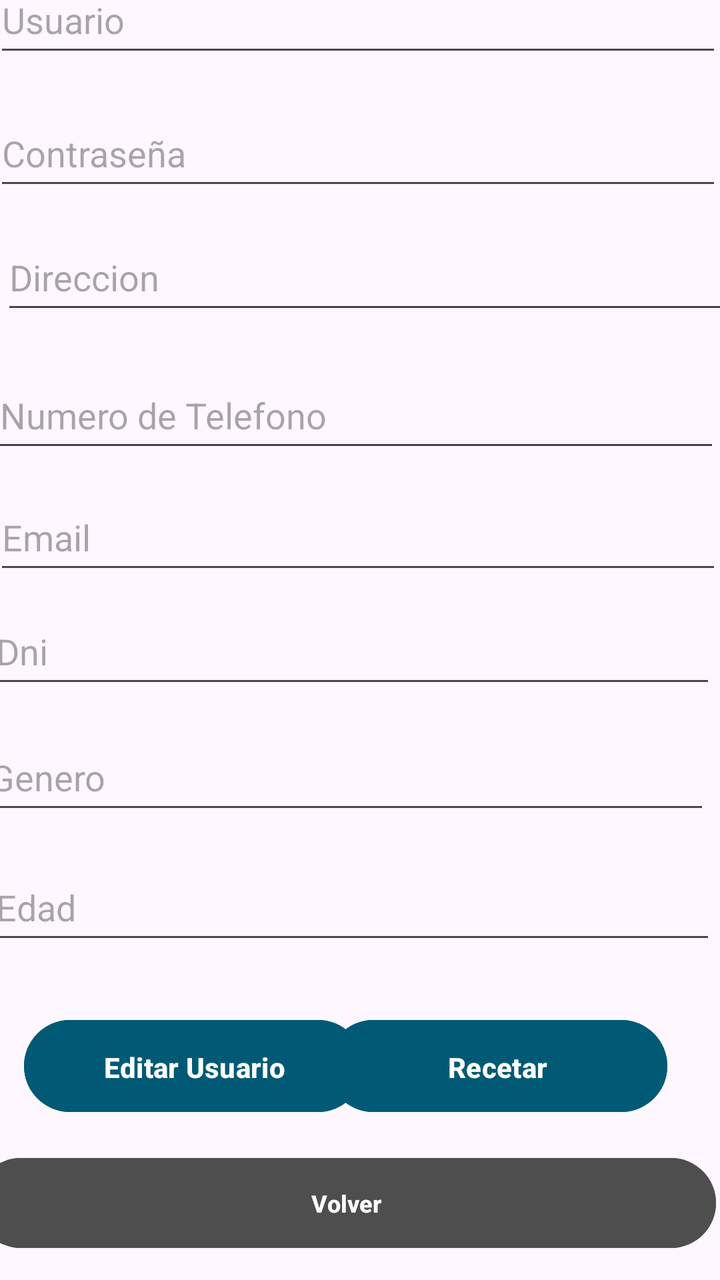
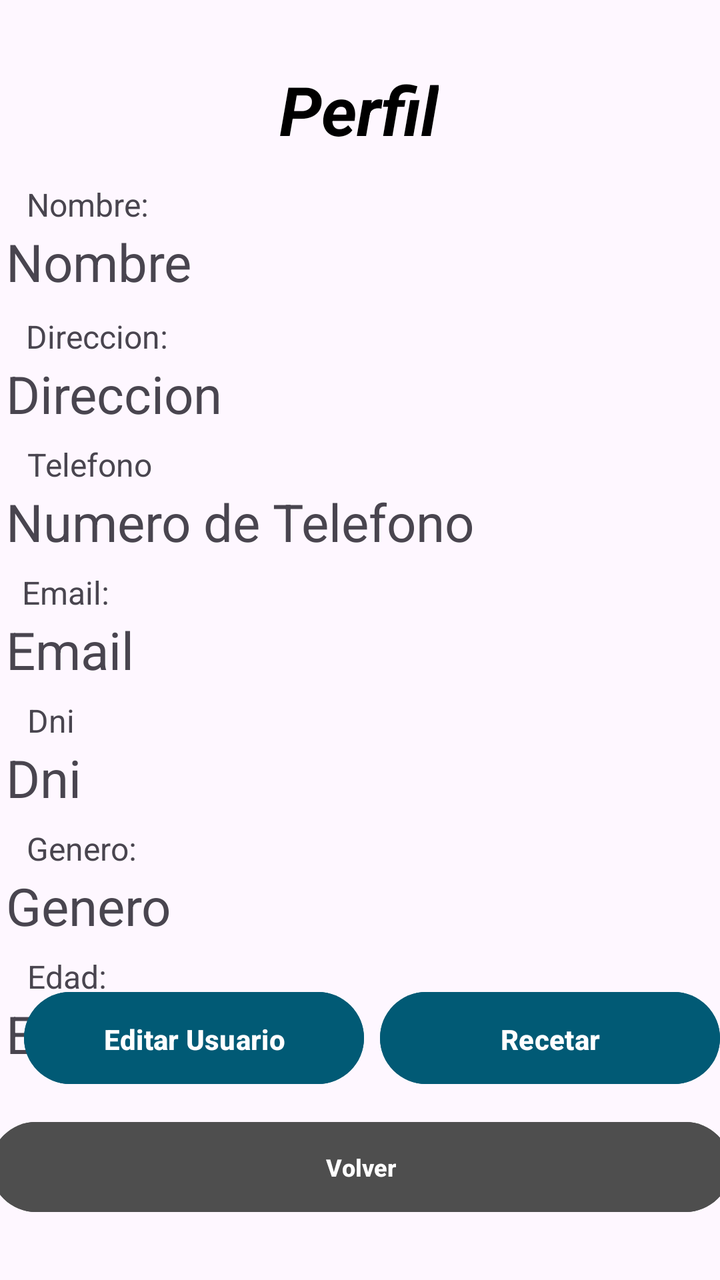

Compare the two renders of this Android layout. The source of the first and the diff that turns it into the second are given below.
<!-- AndroidManifest.xml: application theme Theme.MobilesVC -->
<!-- res/layout/user_view.xml -->
<?xml version="1.0" encoding="utf-8"?>
<androidx.constraintlayout.widget.ConstraintLayout xmlns:android="http://schemas.android.com/apk/res/android"
    xmlns:app="http://schemas.android.com/apk/res-auto"
    xmlns:tools="http://schemas.android.com/tools"
    android:layout_width="match_parent"
    android:layout_height="match_parent">

    <androidx.constraintlayout.widget.ConstraintLayout
        android:layout_width="match_parent"
        android:layout_height="match_parent">

        <Button
            android:id="@+id/vRecetar"
            android:layout_width="170dp"
            android:layout_height="54dp"
            android:layout_marginBottom="80dp"
            android:backgroundTint="#015A75"
            android:paddingVertical="14dp"
            android:text="Recetar"
            android:textStyle="bold"
            app:layout_constraintBottom_toBottomOf="parent"
            app:layout_constraintEnd_toEndOf="parent"
            app:layout_constraintHorizontal_bias="0.862"
            app:layout_constraintStart_toStartOf="parent" />

        <Button
            android:id="@+id/vToEditUsuario"
            android:layout_width="170dp"
            android:layout_height="54dp"
            android:layout_marginBottom="80dp"
            android:backgroundTint="#015A75"
            android:paddingVertical="14dp"
            android:text="Editar Usuario"
            android:textStyle="bold"
            app:layout_constraintBottom_toBottomOf="parent"
            app:layout_constraintEnd_toEndOf="parent"
            app:layout_constraintHorizontal_bias="0.064"
            app:layout_constraintStart_toStartOf="parent" />

        <com.google.android.material.textfield.TextInputEditText
            android:id="@+id/vGenero"
            android:layout_width="364dp"
            android:layout_height="50dp"
            android:layout_marginStart="16dp"
            android:layout_marginEnd="31dp"
            android:layout_marginBottom="15dp"
            android:clickable="false"
            android:hint="Genero"
            app:layout_constraintBottom_toTopOf="@+id/vEdad"
            app:layout_constraintEnd_toEndOf="parent"
            app:layout_constraintStart_toStartOf="parent" />

        <com.google.android.material.textfield.TextInputEditText
            android:id="@+id/vEdad"
            android:layout_width="364dp"
            android:layout_height="50dp"
            android:layout_marginStart="19dp"
            android:layout_marginEnd="28dp"
            android:layout_marginBottom="29dp"
            android:clickable="false"
            android:hint="Edad"
            app:layout_constraintBottom_toTopOf="@+id/vToEditUsuario"
            app:layout_constraintEnd_toEndOf="parent"
            app:layout_constraintStart_toStartOf="parent" />

        <TextView
            android:id="@+id/textView6"
            android:layout_width="wrap_content"
            android:layout_height="wrap_content"
            android:layout_marginStart="174dp"
            android:layout_marginTop="32dp"
            android:layout_marginEnd="175dp"
            android:layout_marginBottom="32dp"
            android:fontFamily="sans-serif"
            android:text="Perfil"
            android:textColor="#000000"
            android:textStyle="bold|italic"
            app:layout_constraintBottom_toTopOf="@+id/vNombre"
            app:layout_constraintEnd_toEndOf="parent"
            app:layout_constraintStart_toStartOf="parent"
            app:layout_constraintTop_toTopOf="parent"
            tools:textSize="26sp" />

        <Button
            android:id="@+id/vVolverPerfil"
            android:layout_width="370dp"
            android:layout_height="53dp"
            android:layout_marginHorizontal="24dp"
            android:layout_marginStart="13dp"
            android:layout_marginTop="19dp"
            android:layout_marginEnd="28dp"
            android:layout_marginBottom="16dp"
            android:backgroundTint="#4E4E4E"
            android:paddingVertical="10dp"
            android:text="Volver"
            android:textSize="12sp"
            android:textStyle="bold"
            android:visibility="visible"
            app:layout_constraintBottom_toBottomOf="parent"
            app:layout_constraintEnd_toEndOf="parent"
            app:layout_constraintStart_toStartOf="parent"
            app:layout_constraintTop_toBottomOf="@+id/vToEditUsuario" />

        <com.google.android.material.textfield.TextInputEditText
            android:id="@+id/vNombre"
            android:layout_width="364dp"
            android:layout_height="50dp"
            android:layout_marginStart="22dp"
            android:layout_marginEnd="25dp"
            android:layout_marginBottom="17dp"
            android:clickable="false"
            android:hint="Usuario"
            app:layout_constraintBottom_toTopOf="@+id/vPassword"
            app:layout_constraintEnd_toEndOf="parent"
            app:layout_constraintStart_toStartOf="parent" />

        <com.google.android.material.textfield.TextInputEditText
            android:id="@+id/vPassword"
            android:layout_width="364dp"
            android:layout_height="50dp"
            android:layout_marginStart="22dp"
            android:layout_marginEnd="25dp"
            android:layout_marginBottom="12dp"
            android:clickable="false"
            android:hint="Contraseña"
            app:layout_constraintBottom_toTopOf="@+id/vDireccion"
            app:layout_constraintEnd_toEndOf="parent"
            app:layout_constraintStart_toStartOf="parent" />

        <com.google.android.material.textfield.TextInputEditText
            android:id="@+id/vDireccion"
            android:layout_width="364dp"
            android:layout_height="50dp"
            android:layout_marginStart="26dp"
            android:layout_marginEnd="21dp"
            android:layout_marginBottom="19dp"
            android:clickable="false"
            android:hint="Direccion"
            app:layout_constraintBottom_toTopOf="@+id/vTelefono"
            app:layout_constraintEnd_toEndOf="parent"
            app:layout_constraintStart_toStartOf="parent" />

        <com.google.android.material.textfield.TextInputEditText
            android:id="@+id/vTelefono"
            android:layout_width="364dp"
            android:layout_height="50dp"
            android:layout_marginStart="21dp"
            android:layout_marginEnd="26dp"
            android:layout_marginBottom="11dp"
            android:clickable="false"
            android:hint="Numero de Telefono"
            app:layout_constraintBottom_toTopOf="@+id/vEmail"
            app:layout_constraintEnd_toEndOf="parent"
            app:layout_constraintStart_toStartOf="parent" />

        <com.google.android.material.textfield.TextInputEditText
            android:id="@+id/vEmail"
            android:layout_width="364dp"
            android:layout_height="50dp"
            android:layout_marginStart="22dp"
            android:layout_marginEnd="25dp"
            android:layout_marginBottom="7dp"
            android:clickable="false"
            android:hint="Email"
            app:layout_constraintBottom_toTopOf="@+id/vDni"
            app:layout_constraintEnd_toEndOf="parent"
            app:layout_constraintStart_toStartOf="parent" />

        <com.google.android.material.textfield.TextInputEditText
            android:id="@+id/vDni"
            android:layout_width="364dp"
            android:layout_height="50dp"
            android:layout_marginStart="19dp"
            android:layout_marginEnd="28dp"
            android:layout_marginBottom="13dp"
            android:clickable="false"
            android:hint="Dni"
            app:layout_constraintBottom_toTopOf="@+id/vGenero"
            app:layout_constraintEnd_toEndOf="parent"
            app:layout_constraintStart_toStartOf="parent" />
    </androidx.constraintlayout.widget.ConstraintLayout>

</androidx.constraintlayout.widget.ConstraintLayout>
<!-- resources referenced by this layout -->
<resources>
  <style name="Theme.MobilesVC" parent="Base.Theme.MobilesVC" />
  <style name="Base.Theme.MobilesVC" parent="Theme.Material3.DayNight.NoActionBar">
          
          
      </style>
</resources>

<!-- the commit's change to res/layout/user_view.xml (unified diff, before → after) -->
@@ -7,60 +7,114 @@
 
     <androidx.constraintlayout.widget.ConstraintLayout
         android:layout_width="match_parent"
-        android:layout_height="match_parent">
+        android:layout_height="match_parent"
+        tools:layout_editor_absoluteX="-40dp"
+        tools:layout_editor_absoluteY="0dp">
+
+        <TextView
+            android:id="@+id/vEdad"
+            android:layout_width="364dp"
+            android:layout_height="50dp"
+            android:layout_marginStart="10dp"
+            android:layout_marginTop="14dp"
+            android:text="Edad"
+            android:textSize="26sp"
+            app:layout_constraintEnd_toEndOf="parent"
+            app:layout_constraintHorizontal_bias="0.5"
+            app:layout_constraintStart_toStartOf="parent"
+            app:layout_constraintTop_toBottomOf="@+id/vGenero" />
+
+        <TextView
+            android:id="@+id/vGenero"
+            android:layout_width="364dp"
+            android:layout_height="50dp"
+            android:layout_marginStart="10dp"
+            android:layout_marginTop="14dp"
+            android:text="Genero"
+            android:textSize="26sp"
+            app:layout_constraintEnd_toEndOf="parent"
+            app:layout_constraintHorizontal_bias="0.50"
+            app:layout_constraintStart_toStartOf="parent"
+            app:layout_constraintTop_toBottomOf="@+id/vDni" />
+
+        <TextView
+            android:id="@+id/vDni"
+            android:layout_width="364dp"
+            android:layout_height="50dp"
+            android:layout_marginStart="10dp"
+            android:layout_marginTop="14dp"
+            android:text="Dni"
+            android:textSize="26sp"
+            app:layout_constraintEnd_toEndOf="parent"
+            app:layout_constraintHorizontal_bias="0.50"
+            app:layout_constraintStart_toStartOf="parent"
+            app:layout_constraintTop_toBottomOf="@+id/vEmail" />
+
+        <TextView
+            android:id="@+id/vEmail"
+            android:layout_width="364dp"
+            android:layout_height="50dp"
+            android:layout_marginStart="10dp"
+            android:layout_marginTop="14dp"
+            android:text="Email"
+            android:textSize="26sp"
+            app:layout_constraintEnd_toEndOf="parent"
+            app:layout_constraintHorizontal_bias="0.50"
+            app:layout_constraintStart_toStartOf="parent"
+            app:layout_constraintTop_toBottomOf="@+id/vTelefono" />
+
+        <TextView
+            android:id="@+id/vTelefono"
+            android:layout_width="364dp"
+            android:layout_height="50dp"
+            android:layout_marginStart="10dp"
+            android:layout_marginTop="14dp"
+            android:text="Numero de Telefono"
+            android:textSize="26sp"
+            app:layout_constraintEnd_toEndOf="parent"
+            app:layout_constraintHorizontal_bias="0.50"
+            app:layout_constraintStart_toStartOf="parent"
+            app:layout_constraintTop_toBottomOf="@+id/vDireccion" />
+
+        <TextView
+            android:id="@+id/vDireccion"
+            android:layout_width="364dp"
+            android:layout_height="50dp"
+            android:layout_marginStart="10dp"
+            android:layout_marginTop="16dp"
+            android:text="Direccion"
+            android:textSize="26sp"
+            app:layout_constraintEnd_toEndOf="parent"
+            app:layout_constraintHorizontal_bias="0.50"
+            app:layout_constraintStart_toStartOf="parent"
+            app:layout_constraintTop_toBottomOf="@+id/vNombre" />
 
         <Button
             android:id="@+id/vRecetar"
             android:layout_width="170dp"
             android:layout_height="54dp"
-            android:layout_marginBottom="80dp"
+            android:layout_marginStart="20dp"
+            android:layout_marginEnd="12dp"
+            android:layout_marginBottom="11dp"
             android:backgroundTint="#015A75"
             android:paddingVertical="14dp"
             android:text="Recetar"
             android:textStyle="bold"
-            app:layout_constraintBottom_toBottomOf="parent"
-            app:layout_constraintEnd_toEndOf="parent"
-            app:layout_constraintHorizontal_bias="0.862"
-            app:layout_constraintStart_toStartOf="parent" />
+            app:layout_constraintBottom_toTopOf="@+id/vVolverPerfil"
+            app:layout_constraintEnd_toEndOf="parent"
+            app:layout_constraintStart_toEndOf="@+id/vToEditUsuario" />
 
         <Button
             android:id="@+id/vToEditUsuario"
             android:layout_width="170dp"
             android:layout_height="54dp"
-            android:layout_marginBottom="80dp"
+            android:layout_marginStart="12dp"
+            android:layout_marginBottom="11dp"
             android:backgroundTint="#015A75"
             android:paddingVertical="14dp"
             android:text="Editar Usuario"
             android:textStyle="bold"
-            app:layout_constraintBottom_toBottomOf="parent"
-            app:layout_constraintEnd_toEndOf="parent"
-            app:layout_constraintHorizontal_bias="0.064"
-            app:layout_constraintStart_toStartOf="parent" />
-
-        <com.google.android.material.textfield.TextInputEditText
-            android:id="@+id/vGenero"
-            android:layout_width="364dp"
-            android:layout_height="50dp"
-            android:layout_marginStart="16dp"
-            android:layout_marginEnd="31dp"
-            android:layout_marginBottom="15dp"
-            android:clickable="false"
-            android:hint="Genero"
-            app:layout_constraintBottom_toTopOf="@+id/vEdad"
-            app:layout_constraintEnd_toEndOf="parent"
-            app:layout_constraintStart_toStartOf="parent" />
-
-        <com.google.android.material.textfield.TextInputEditText
-            android:id="@+id/vEdad"
-            android:layout_width="364dp"
-            android:layout_height="50dp"
-            android:layout_marginStart="19dp"
-            android:layout_marginEnd="28dp"
-            android:layout_marginBottom="29dp"
-            android:clickable="false"
-            android:hint="Edad"
-            app:layout_constraintBottom_toTopOf="@+id/vToEditUsuario"
-            app:layout_constraintEnd_toEndOf="parent"
+            app:layout_constraintBottom_toTopOf="@+id/vVolverPerfil"
             app:layout_constraintStart_toStartOf="parent" />
 
         <TextView
@@ -70,12 +124,11 @@
             android:layout_marginStart="174dp"
             android:layout_marginTop="32dp"
             android:layout_marginEnd="175dp"
-            android:layout_marginBottom="32dp"
             android:fontFamily="sans-serif"
             android:text="Perfil"
             android:textColor="#000000"
+            android:textSize="34sp"
             android:textStyle="bold|italic"
-            app:layout_constraintBottom_toTopOf="@+id/vNombre"
             app:layout_constraintEnd_toEndOf="parent"
             app:layout_constraintStart_toStartOf="parent"
             app:layout_constraintTop_toTopOf="parent"
@@ -87,9 +140,8 @@
             android:layout_height="53dp"
             android:layout_marginHorizontal="24dp"
             android:layout_marginStart="13dp"
-            android:layout_marginTop="19dp"
-            android:layout_marginEnd="28dp"
-            android:layout_marginBottom="16dp"
+            android:layout_marginEnd="13dp"
+            android:layout_marginBottom="30dp"
             android:backgroundTint="#4E4E4E"
             android:paddingVertical="10dp"
             android:text="Volver"
@@ -98,86 +150,110 @@
             android:visibility="visible"
             app:layout_constraintBottom_toBottomOf="parent"
             app:layout_constraintEnd_toEndOf="parent"
-            app:layout_constraintStart_toStartOf="parent"
-            app:layout_constraintTop_toBottomOf="@+id/vToEditUsuario" />
-
-        <com.google.android.material.textfield.TextInputEditText
+            app:layout_constraintStart_toStartOf="parent" />
+
+        <TextView
             android:id="@+id/vNombre"
             android:layout_width="364dp"
             android:layout_height="50dp"
-            android:layout_marginStart="22dp"
-            android:layout_marginEnd="25dp"
-            android:layout_marginBottom="17dp"
-            android:clickable="false"
-            android:hint="Usuario"
-            app:layout_constraintBottom_toTopOf="@+id/vPassword"
-            app:layout_constraintEnd_toEndOf="parent"
-            app:layout_constraintStart_toStartOf="parent" />
-
-        <com.google.android.material.textfield.TextInputEditText
-            android:id="@+id/vPassword"
-            android:layout_width="364dp"
-            android:layout_height="50dp"
-            android:layout_marginStart="22dp"
-            android:layout_marginEnd="25dp"
-            android:layout_marginBottom="12dp"
-            android:clickable="false"
-            android:hint="Contraseña"
+            android:layout_marginStart="10dp"
+            android:layout_marginTop="36dp"
+            android:text="Nombre"
+            android:textSize="26sp"
+            app:layout_constraintEnd_toEndOf="parent"
+            app:layout_constraintStart_toStartOf="parent"
+            app:layout_constraintTop_toBottomOf="@+id/textView6" />
+
+        <TextView
+            android:id="@+id/textView14"
+            android:layout_width="65dp"
+            android:layout_height="22dp"
+            android:text="Nombre:"
+            android:textSize="16sp"
+            app:layout_constraintBottom_toTopOf="@+id/vNombre"
+            app:layout_constraintEnd_toEndOf="parent"
+            app:layout_constraintHorizontal_bias="0.045"
+            app:layout_constraintStart_toStartOf="parent"
+            app:layout_constraintTop_toTopOf="parent"
+            app:layout_constraintVertical_bias="1.0" />
+
+        <TextView
+            android:id="@+id/textView16"
+            android:layout_width="75dp"
+            android:layout_height="22dp"
+            android:text="Direccion:"
+            android:textSize="16sp"
             app:layout_constraintBottom_toTopOf="@+id/vDireccion"
             app:layout_constraintEnd_toEndOf="parent"
-            app:layout_constraintStart_toStartOf="parent" />
-
-        <com.google.android.material.textfield.TextInputEditText
-            android:id="@+id/vDireccion"
-            android:layout_width="364dp"
-            android:layout_height="50dp"
-            android:layout_marginStart="26dp"
-            android:layout_marginEnd="21dp"
-            android:layout_marginBottom="19dp"
-            android:clickable="false"
-            android:hint="Direccion"
+            app:layout_constraintHorizontal_bias="0.046"
+            app:layout_constraintStart_toStartOf="parent"
+            app:layout_constraintTop_toTopOf="parent"
+            app:layout_constraintVertical_bias="1.0" />
+
+        <TextView
+            android:id="@+id/textView17"
+            android:layout_width="66dp"
+            android:layout_height="22dp"
+            android:text="Telefono:"
+            android:textSize="16sp"
             app:layout_constraintBottom_toTopOf="@+id/vTelefono"
             app:layout_constraintEnd_toEndOf="parent"
-            app:layout_constraintStart_toStartOf="parent" />
-
-        <com.google.android.material.textfield.TextInputEditText
-            android:id="@+id/vTelefono"
-            android:layout_width="364dp"
-            android:layout_height="50dp"
-            android:layout_marginStart="21dp"
-            android:layout_marginEnd="26dp"
-            android:layout_marginBottom="11dp"
-            android:clickable="false"
-            android:hint="Numero de Telefono"
+            app:layout_constraintHorizontal_bias="0.046"
+            app:layout_constraintStart_toStartOf="parent"
+            app:layout_constraintTop_toTopOf="parent"
+            app:layout_constraintVertical_bias="1.0" />
+
+        <TextView
+            android:id="@+id/textView18"
+            android:layout_width="50dp"
+            android:layout_height="22dp"
+            android:text="Email:"
+            android:textSize="16sp"
             app:layout_constraintBottom_toTopOf="@+id/vEmail"
             app:layout_constraintEnd_toEndOf="parent"
-            app:layout_constraintStart_toStartOf="parent" />
-
-        <com.google.android.material.textfield.TextInputEditText
-            android:id="@+id/vEmail"
-            android:layout_width="364dp"
-            android:layout_height="50dp"
-            android:layout_marginStart="22dp"
-            android:layout_marginEnd="25dp"
-            android:layout_marginBottom="7dp"
-            android:clickable="false"
-            android:hint="Email"
+            app:layout_constraintHorizontal_bias="0.036"
+            app:layout_constraintStart_toStartOf="parent"
+            app:layout_constraintTop_toTopOf="parent"
+            app:layout_constraintVertical_bias="1.0" />
+
+        <TextView
+            android:id="@+id/textView19"
+            android:layout_width="27dp"
+            android:layout_height="22dp"
+            android:text="Dni:"
+            android:textSize="16sp"
             app:layout_constraintBottom_toTopOf="@+id/vDni"
             app:layout_constraintEnd_toEndOf="parent"
-            app:layout_constraintStart_toStartOf="parent" />
-
-        <com.google.android.material.textfield.TextInputEditText
-            android:id="@+id/vDni"
-            android:layout_width="364dp"
-            android:layout_height="50dp"
-            android:layout_marginStart="19dp"
-            android:layout_marginEnd="28dp"
-            android:layout_marginBottom="13dp"
-            android:clickable="false"
-            android:hint="Dni"
+            app:layout_constraintHorizontal_bias="0.041"
+            app:layout_constraintStart_toStartOf="parent"
+            app:layout_constraintTop_toTopOf="parent"
+            app:layout_constraintVertical_bias="1.0" />
+
+        <TextView
+            android:id="@+id/textView20"
+            android:layout_width="55dp"
+            android:layout_height="22dp"
+            android:text="Genero:"
+            android:textSize="16sp"
             app:layout_constraintBottom_toTopOf="@+id/vGenero"
             app:layout_constraintEnd_toEndOf="parent"
-            app:layout_constraintStart_toStartOf="parent" />
+            app:layout_constraintHorizontal_bias="0.044"
+            app:layout_constraintStart_toStartOf="parent"
+            app:layout_constraintTop_toTopOf="parent"
+            app:layout_constraintVertical_bias="1.0" />
+
+        <TextView
+            android:id="@+id/textView21"
+            android:layout_width="40dp"
+            android:layout_height="22dp"
+            android:text="Edad:"
+            android:textSize="16sp"
+            app:layout_constraintBottom_toTopOf="@+id/vEdad"
+            app:layout_constraintEnd_toEndOf="parent"
+            app:layout_constraintHorizontal_bias="0.043"
+            app:layout_constraintStart_toStartOf="parent"
+            app:layout_constraintTop_toTopOf="parent"
+            app:layout_constraintVertical_bias="1.0" />
     </androidx.constraintlayout.widget.ConstraintLayout>
 
 </androidx.constraintlayout.widget.ConstraintLayout>
